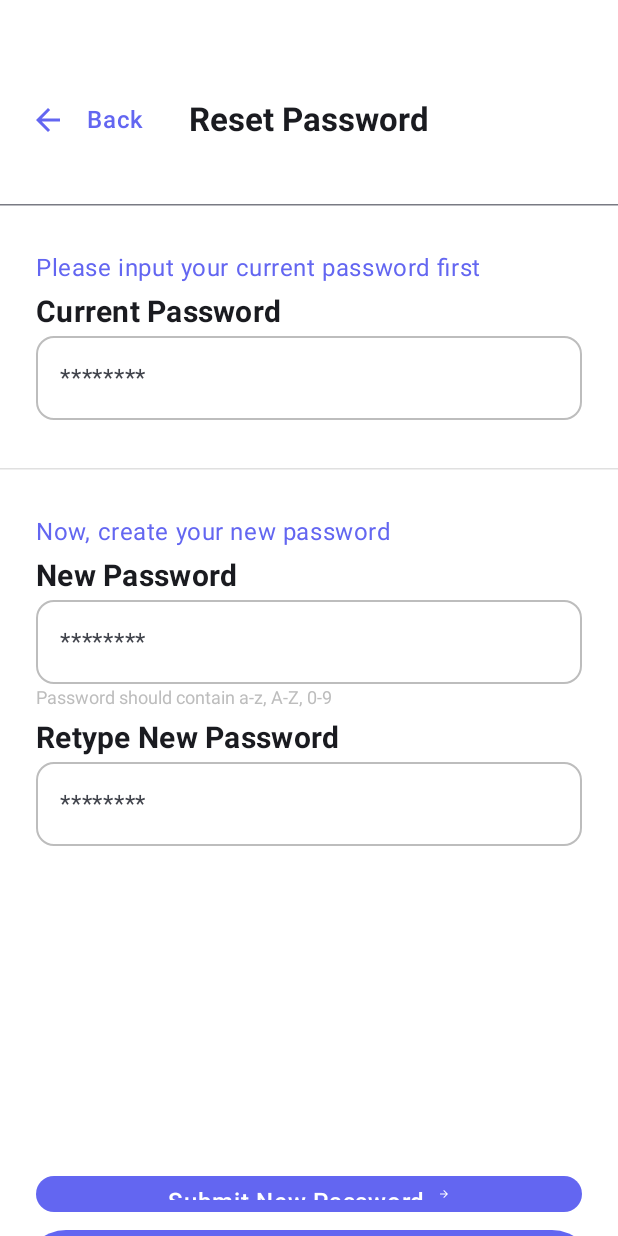
After one commit to mohamadaminkarami/SimpleNoteClient, an Android app built with Jetpack Compose: the ChangePasswordScreen screen opened through its navigation route, on a phone screen of 412 x 824 dp. The commit adds this screen. Run offline under Robolectric (Android 15) with nearby library versions, the phone set to English and light mode, and no system bars; our stand-ins replace Dagger/Hilt's generated code.

Commit message:
reset password page implemented

```diff
--- a/Android/app/src/main/java/com/example/simplenote/MainActivity.kt
+++ b/Android/app/src/main/java/com/example/simplenote/MainActivity.kt
@@ -219,8 +219,14 @@ fun SimpleNoteApp(
         composable(Screen.Settings.route) {
             com.example.simplenote.presentation.notes.SettingsScreen(
                 onBack = { navController.popBackStack() },
-                onChangePassword = { /* TODO: Implement navigation to change password */ },
+                onChangePassword = { navController.navigate(Screen.ChangePassword.route) },
                 onLogout = { /* TODO: Implement logout */ }
+            )
+        }
+        composable(Screen.ChangePassword.route) {
+            com.example.simplenote.presentation.notes.ChangePasswordScreen(
+                onBack = { navController.popBackStack() },
+                onSubmit = { current, new, retype -> /* TODO: Implement backend logic */ }
             )
         }
     }
--- a/Android/app/src/main/java/com/example/simplenote/presentation/navigation/Screen.kt
+++ b/Android/app/src/main/java/com/example/simplenote/presentation/navigation/Screen.kt
@@ -17,4 +17,5 @@ sealed class Screen(val route: String) {
     }
     data object Profile : Screen("profile")
     data object Settings : Screen("settings")
+    data object ChangePassword : Screen("change_password")
 }
--- /dev/null
+++ b/Android/app/src/main/java/com/example/simplenote/presentation/notes/ChangePasswordScreen.kt
@@ -0,0 +1,249 @@
+package com.example.simplenote.presentation.notes
+
+import androidx.compose.foundation.clickable
+import androidx.compose.foundation.layout.Box
+import androidx.compose.foundation.layout.Column
+import androidx.compose.foundation.layout.Row
+import androidx.compose.foundation.layout.Spacer
+import androidx.compose.foundation.layout.fillMaxSize
+import androidx.compose.foundation.layout.fillMaxWidth
+import androidx.compose.foundation.layout.height
+import androidx.compose.foundation.layout.navigationBarsPadding
+import androidx.compose.foundation.layout.padding
+import androidx.compose.foundation.layout.width
+import androidx.compose.foundation.rememberScrollState
+import androidx.compose.foundation.shape.CircleShape
+import androidx.compose.foundation.shape.RoundedCornerShape
+import androidx.compose.foundation.verticalScroll
+import androidx.compose.material.icons.Icons
+import androidx.compose.material.icons.automirrored.filled.ArrowBack
+import androidx.compose.material.icons.automirrored.filled.ArrowForward
+import androidx.compose.material3.Button
+import androidx.compose.material3.ButtonDefaults
+import androidx.compose.material3.DividerDefaults
+import androidx.compose.material3.HorizontalDivider
+import androidx.compose.material3.Icon
+import androidx.compose.material3.IconButton
+import androidx.compose.material3.MaterialTheme
+import androidx.compose.material3.OutlinedTextField
+import androidx.compose.material3.OutlinedTextFieldDefaults
+import androidx.compose.material3.Scaffold
+import androidx.compose.material3.Text
+import androidx.compose.runtime.Composable
+import androidx.compose.runtime.getValue
+import androidx.compose.runtime.mutableStateOf
+import androidx.compose.runtime.remember
+import androidx.compose.runtime.setValue
+import androidx.compose.ui.Alignment
+import androidx.compose.ui.Modifier
+import androidx.compose.ui.graphics.Color
+import androidx.compose.ui.text.TextStyle
+import androidx.compose.ui.text.font.FontWeight
+import androidx.compose.ui.text.input.PasswordVisualTransformation
+import androidx.compose.ui.unit.dp
+import androidx.compose.ui.unit.sp
+
+@Composable
+fun ChangePasswordScreen(
+    onBack: () -> Unit,
+    onSubmit: (String, String, String) -> Unit
+) {
+    var currentPassword by remember { mutableStateOf("") }
+    var newPassword by remember { mutableStateOf("") }
+    var retypePassword by remember { mutableStateOf("") }
+
+    Scaffold(
+        containerColor = Color.White,
+        bottomBar = {
+            Button(
+                onClick = { onSubmit(currentPassword, newPassword, retypePassword) },
+                modifier = Modifier
+                    .fillMaxWidth()
+                    .height(56.dp)
+                    .padding(horizontal = 24.dp, vertical = 16.dp)
+                    .navigationBarsPadding(),
+                shape = CircleShape,
+                colors = ButtonDefaults.buttonColors(containerColor = Color(0xFF6366F1)),
+                elevation = ButtonDefaults.buttonElevation(defaultElevation = 0.dp)
+            ) {
+                Text(
+                    text = "Submit New Password",
+                    style = MaterialTheme.typography.bodyLarge.copy(
+                        color = Color.White,
+                        fontWeight = FontWeight.Medium
+                    )
+                )
+                Spacer(modifier = Modifier.width(8.dp))
+                Icon(
+                    imageVector = Icons.AutoMirrored.Filled.ArrowForward,
+                    contentDescription = null,
+                    tint = Color.White
+                )
+            }
+        }
+    ) { innerPadding ->
+        Column(
+            modifier = Modifier
+                .fillMaxSize()
+                .verticalScroll(rememberScrollState())
+                .padding(bottom = innerPadding.calculateBottomPadding())
+        ) {
+            Spacer(modifier = Modifier.height(32.dp))
+            // Top Bar
+            Box(
+                modifier = Modifier
+                    .fillMaxWidth()
+                    .padding(top = 24.dp, start = 8.dp, end = 8.dp, bottom = 16.dp)
+            ) {
+                Row(
+                    verticalAlignment = Alignment.CenterVertically,
+                    modifier = Modifier.align(Alignment.CenterStart)
+                ) {
+                    IconButton(onClick = onBack) {
+                        Icon(
+                            imageVector = Icons.AutoMirrored.Filled.ArrowBack,
+                            contentDescription = "Back",
+                            tint = Color(0xFF6366F1)
+                        )
+                    }
+                    Text(
+                        text = "Back",
+                        color = Color(0xFF6366F1),
+                        style = MaterialTheme.typography.bodyLarge.copy(fontWeight = FontWeight.Medium),
+                        modifier = Modifier
+                            .clickable(onClick = onBack)
+                            .padding(start = 2.dp)
+                    )
+                }
+                Text(
+                    text = "Reset Password",
+                    style = MaterialTheme.typography.titleLarge.copy(fontWeight = FontWeight.Bold),
+                    modifier = Modifier.align(Alignment.Center)
+                )
+            }
+            HorizontalDivider(
+                modifier = Modifier.padding(vertical = 16.dp),
+                thickness = DividerDefaults.Thickness,
+                color = DividerDefaults.color
+            )
+            Spacer(modifier = Modifier.height(16.dp))
+            Text(
+                text = "Please input your current password first",
+                color = Color(0xFF6366F1),
+                style = MaterialTheme.typography.bodySmall.copy(fontSize = 16.sp),
+                modifier = Modifier.padding(start = 24.dp, bottom = 8.dp)
+            )
+            Text(
+                text = "Current Password",
+                style = MaterialTheme.typography.bodyMedium.copy(
+                    fontWeight = FontWeight.Bold,
+                    fontSize = 20.sp
+                ),
+                modifier = Modifier.padding(start = 24.dp, bottom = 4.dp)
+            )
+            OutlinedTextField(
+                value = currentPassword,
+                onValueChange = { currentPassword = it },
+                modifier = Modifier
+                    .fillMaxWidth()
+                    .height(56.dp)
+                    .padding(start = 24.dp, end = 24.dp),
+                visualTransformation = PasswordVisualTransformation(),
+                singleLine = true,
+                shape = RoundedCornerShape(12.dp),
+                colors = OutlinedTextFieldDefaults.colors(
+                    focusedBorderColor = Color(0xFF6366F1),
+                    unfocusedBorderColor = Color(0xFFBDBDBD)
+                ),
+                placeholder = { Text("********") }
+            )
+            Spacer(modifier = Modifier.height(32.dp))
+            HorizontalDivider(thickness = 1.dp, color = Color(0xFFE0E0E0))
+            Spacer(modifier = Modifier.height(32.dp))
+            Text(
+                text = "Now, create your new password",
+                color = Color(0xFF6366F1),
+                style = MaterialTheme.typography.bodySmall.copy(fontSize = 16.sp),
+                modifier = Modifier.padding(start = 24.dp, bottom = 8.dp)
+            )
+            Text(
+                text = "New Password",
+                style = MaterialTheme.typography.bodyMedium.copy(
+                    fontWeight = FontWeight.Bold,
+                    fontSize = 20.sp
+                ),
+                modifier = Modifier.padding(start = 24.dp, bottom = 4.dp)
+            )
+            OutlinedTextField(
+                value = newPassword,
+                onValueChange = { newPassword = it },
+                modifier = Modifier
+                    .fillMaxWidth()
+                    .height(56.dp)
+                    .padding(start = 24.dp, end = 24.dp),
+                visualTransformation = PasswordVisualTransformation(),
+                singleLine = true,
+                shape = RoundedCornerShape(12.dp),
+                colors = OutlinedTextFieldDefaults.colors(
+                    focusedBorderColor = Color(0xFF6366F1),
+                    unfocusedBorderColor = Color(0xFFBDBDBD)
+                ),
+                placeholder = { Text("********") }
+            )
+            Text(
+                text = "Password should contain a-z, A-Z, 0-9",
+                style = TextStyle(color = Color(0xFFBDBDBD), fontSize = 12.sp),
+                modifier = Modifier.padding(start = 24.dp, top = 2.dp, bottom = 8.dp)
+            )
+            Text(
+                text = "Retype New Password",
+                style = MaterialTheme.typography.bodyMedium.copy(
+                    fontWeight = FontWeight.Bold,
+                    fontSize = 20.sp
+                ),
+                modifier = Modifier.padding(start = 24.dp, bottom = 4.dp)
+            )
+            OutlinedTextField(
+                value = retypePassword,
+                onValueChange = { retypePassword = it },
+                modifier = Modifier
+                    .fillMaxWidth()
+                    .height(56.dp)
+                    .padding(start = 24.dp, end = 24.dp),
+                visualTransformation = PasswordVisualTransformation(),
+                singleLine = true,
+                shape = RoundedCornerShape(12.dp),
+                colors = OutlinedTextFieldDefaults.colors(
+                    focusedBorderColor = Color(0xFF6366F1),
+                    unfocusedBorderColor = Color(0xFFBDBDBD)
+                ),
+                placeholder = { Text("********") }
+            )
+            Spacer(modifier = Modifier.height(256.dp))
+
+            Button(
+                onClick = { onSubmit(currentPassword, newPassword, retypePassword) },
+                modifier = Modifier
+                    .fillMaxWidth()
+                    .height(56.dp)
+                    .padding(start = 16.dp, end = 16.dp),
+                shape = CircleShape,
+                colors = ButtonDefaults.buttonColors(containerColor = Color(0xFF6366F1)), // Indigo-500
+            ) {
+                Text(
+                    text = "Submit New Password",
+                    style = MaterialTheme.typography.bodyLarge.copy(
+                        color = Color.White,
+                        fontWeight = FontWeight.Medium
+                    )
+                )
+//                Spacer(modifier = Modifier.width(8.dp))
+                Icon(
+                    imageVector = Icons.AutoMirrored.Filled.ArrowForward,
+                    contentDescription = null,
+                    tint = Color.White
+                )
+            }
+        }
+    }
+}
```
Also changed, not shown: 1 other file.
